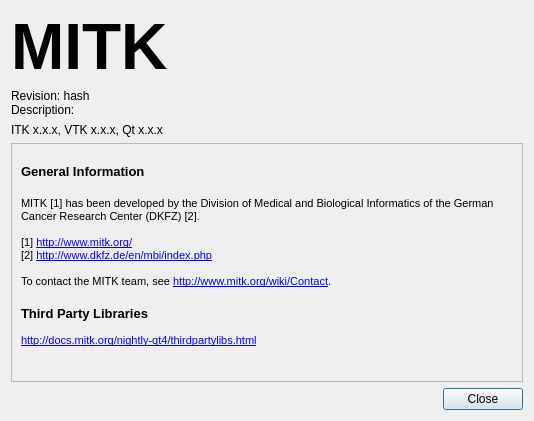
Qt form Modules/QtWidgetsExt/src/QmitkAboutDialogGUI.ui (MITK/MITK) before a commit.
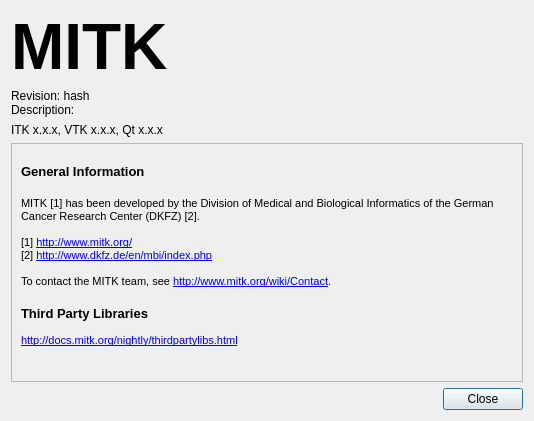
The same form after that commit. Icons and pictures are not drawn.

Commit message: bug-19133 fixed: s/nightly-qt4/nightly/

What changed in the file:
```diff
--- a/Modules/QtWidgetsExt/src/QmitkAboutDialogGUI.ui
+++ b/Modules/QtWidgetsExt/src/QmitkAboutDialogGUI.ui
@@ -145,7 +145,7 @@
 &lt;p style=&quot;-qt-paragraph-type:empty; margin-top:0px; margin-bottom:0px; margin-left:0px; margin-right:0px; -qt-block-indent:0; text-indent:0px; font-family:'Ubuntu'; font-size:11pt;&quot;&gt;&lt;br /&gt;&lt;/p&gt;
 &lt;p style=&quot; margin-top:0px; margin-bottom:0px; margin-left:0px; margin-right:0px; -qt-block-indent:0; text-indent:0px;&quot;&gt;&lt;span style=&quot; font-size:10pt; font-weight:600;&quot;&gt;Third Party Libraries&lt;/span&gt;&lt;/p&gt;
 &lt;p style=&quot;-qt-paragraph-type:empty; margin-top:0px; margin-bottom:0px; margin-left:0px; margin-right:0px; -qt-block-indent:0; text-indent:0px;&quot;&gt;&lt;br /&gt;&lt;/p&gt;
-&lt;p style=&quot; margin-top:0px; margin-bottom:0px; margin-left:0px; margin-right:0px; -qt-block-indent:0; text-indent:0px;&quot;&gt;&lt;a href=&quot;http://docs.mitk.org/nightly-qt4/thirdpartylibs.html&quot;&gt;&lt;span style=&quot; text-decoration: underline; color:#0000ff;&quot;&gt;http://docs.mitk.org/nightly-qt4/thirdpartylibs.html&lt;/span&gt;&lt;/a&gt;&lt;/p&gt;
+&lt;p style=&quot; margin-top:0px; margin-bottom:0px; margin-left:0px; margin-right:0px; -qt-block-indent:0; text-indent:0px;&quot;&gt;&lt;a href=&quot;http://docs.mitk.org/nightly/thirdpartylibs.html&quot;&gt;&lt;span style=&quot; text-decoration: underline; color:#0000ff;&quot;&gt;http://docs.mitk.org/nightly/thirdpartylibs.html&lt;/span&gt;&lt;/a&gt;&lt;/p&gt;
 &lt;p style=&quot;-qt-paragraph-type:empty; margin-top:0px; margin-bottom:0px; margin-left:0px; margin-right:0px; -qt-block-indent:0; text-indent:0px; text-decoration: underline; color:#0000ff;&quot;&gt;&lt;br /&gt;&lt;/p&gt;&lt;/body&gt;&lt;/html&gt;</string>
          </property>
          <property name="wordWrap">
```
The commit also changes 10 other files.
